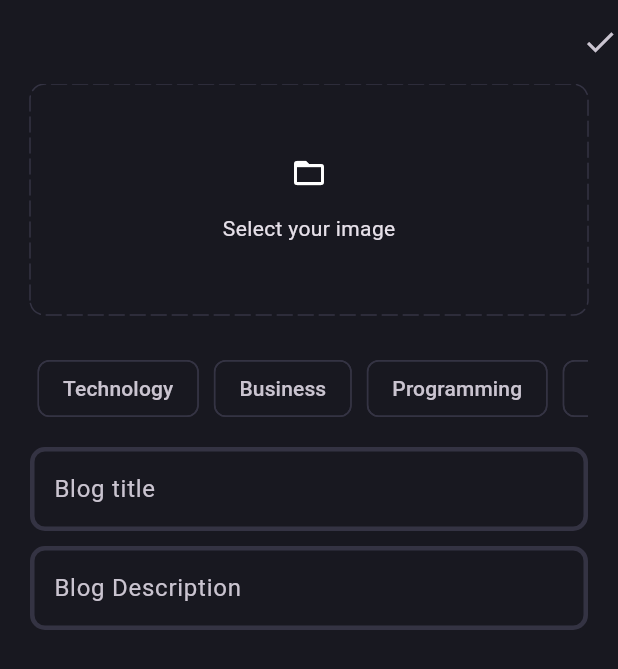
After one commit to SalmanNaghori/blog_app, a Flutter app: the AddNewBlogPage screen opened directly, on a phone screen of 412 x 824 dp. The commit adds this screen. Shown: the top 669 px of the screen. Run offline on Flutter 3.47's test engine with Material 3 defaults, Android fonts, the phone set to English and light mode, and no system bars; drawn by our look-alikes of dotted_border; our stand-ins replace connectivity_plus, flutter_bloc, flutter_easyloading, fpdart, get_it, image_picker and 3 more; accounts and stored records are empty.

Commit message:
add new blog design is completed

```diff
--- a/lib/core/constant/app_string.dart
+++ b/lib/core/constant/app_string.dart
@@ -9,5 +9,9 @@ class AppString {
   static const String password = "Password";
   static const String name = "Name";
   static const String anUnexpectedErrorOccur = "An Unexpected error occur";
+  static const String selectYourImage = "Select your image";
+
   static const String checkYourInternetConnection = "Check Internet Connection";
+  static const String blogTitle = "Blog title";
+  static const String blogDescription = "Blog Description";
 }
--- a/lib/core/theme/app_theme.dart
+++ b/lib/core/theme/app_theme.dart
@@ -14,6 +14,9 @@ class AppTheme {
   ).copyWith(
     appBarTheme: const AppBarTheme(backgroundColor: AppPalette.backgroundColor),
     scaffoldBackgroundColor: AppPalette.backgroundColor,
+    chipTheme: const ChipThemeData(
+        color: WidgetStatePropertyAll(AppPalette.backgroundColor),
+        side: BorderSide.none),
     inputDecorationTheme: InputDecorationTheme(
       focusedBorder: _border(AppPalette.gradient1),
       enabledBorder: _border(),
--- a/lib/feature/auth/presentation/screen/login_screen.dart
+++ b/lib/feature/auth/presentation/screen/login_screen.dart
@@ -33,9 +33,13 @@ class _LoginScreenState extends State<LoginScreen> {
           listener: (context, state) {
             if (state is AuthFailure) {
               showSnackBar(context, state.message);
+              EasyLoading.dismiss();
             }
           },
           builder: (context, state) {
+            if (state is AuthInitial) {
+              EasyLoading.dismiss();
+            }
             if (state is AuthLoading) {
               EasyLoading.show();
               // return Center(
--- /dev/null
+++ b/lib/feature/blog/data/data_sources/blog_remote_data_source.dart
@@ -0,0 +1,45 @@
+import 'dart:io';
+
+import 'package:blog_app/feature/blog/data/model/blog_model.dart';
+import 'package:supabase_flutter/supabase_flutter.dart';
+
+abstract interface class BlogRemoteDataSource {
+  Future<BlogModel> uploadBlog(BlogModel blog);
+  Future<String> uploadBlogImage({
+    required File image,
+    required BlogModel blogModel,
+  });
+}
+
+class BlogRemoteDataSourceImp extends BlogRemoteDataSource {
+  final SupabaseClient supabaseClient;
+
+  BlogRemoteDataSourceImp(this.supabaseClient);
+  @override
+  Future<BlogModel> uploadBlog(BlogModel blog) async {
+    try {
+      final blogData =
+          await supabaseClient.from('blogs').insert(blog.toJson()).select();
+      return BlogModel.fromJson(blogData.first);
+    } catch (e) {
+      throw e;
+    }
+  }
+
+  @override
+  Future<String> uploadBlogImage({
+    required File image,
+    required BlogModel blogModel,
+  }) async {
+    try {
+      await supabaseClient.storage
+          .from("blog_images")
+          .upload(blogModel.id, image);
+      return supabaseClient.storage
+          .from("blog_images")
+          .getPublicUrl(blogModel.id);
+    } catch (e) {
+      throw e;
+    }
+  }
+}
--- /dev/null
+++ b/lib/feature/blog/domain/entities/blog.dart
@@ -0,0 +1,19 @@
+class Blog {
+  final String id;
+  final String posterId;
+  final String title;
+  final String content;
+  final String imageUrl;
+  final List<String> topic;
+  final DateTime updatedAt;
+
+  Blog({
+    required this.id,
+    required this.posterId,
+    required this.title,
+    required this.content,
+    required this.imageUrl,
+    required this.topic,
+    required this.updatedAt,
+  });
+}
--- /dev/null
+++ b/lib/feature/blog/domain/repositories/blog_repository.dart
@@ -0,0 +1,15 @@
+import 'dart:io';
+
+import 'package:blog_app/core/error/failures.dart';
+import 'package:blog_app/feature/blog/domain/entities/blog.dart';
+import 'package:fpdart/fpdart.dart';
+
+abstract interface class BlogRepository {
+  Future<Either<Failure, Blog>> uploadBlog({
+    required File image,
+    required String title,
+    required String content,
+    required String posterId,
+    required List<String> topic,
+  });
+}
--- /dev/null
+++ b/lib/feature/blog/domain/usecase/upload_blog.dart
@@ -0,0 +1,37 @@
+import 'dart:io';
+
+import 'package:blog_app/core/error/failures.dart';
+import 'package:blog_app/core/usecase/usecase.dart';
+import 'package:blog_app/feature/blog/domain/entities/blog.dart';
+import 'package:blog_app/feature/blog/domain/repositories/blog_repository.dart';
+import 'package:fpdart/fpdart.dart';
+
+class UploadBlog implements UseCase<Blog, UploadBlogParams> {
+  final BlogRepository blogRepository;
+
+  UploadBlog(this.blogRepository);
+  @override
+  Future<Either<Failure, Blog>> call(UploadBlogParams params) async {
+    return await blogRepository.uploadBlog(
+        image: params.image,
+        title: params.title,
+        content: params.content,
+        posterId: params.posterId,
+        topic: params.topics);
+  }
+}
+
+class UploadBlogParams {
+  final String posterId;
+  final String title;
+  final String content;
+  final File image;
+  final List<String> topics;
+
+  UploadBlogParams(
+      {required this.posterId,
+      required this.title,
+      required this.content,
+      required this.image,
+      required this.topics});
+}
--- /dev/null
+++ b/lib/feature/blog/presentation/pages/add_new_blog.dart
@@ -0,0 +1,170 @@
+import 'dart:io';
+
+import 'package:blog_app/core/constant/app_string.dart';
+import 'package:blog_app/core/theme/app_pallete.dart';
+import 'package:blog_app/core/utils/logger_util.dart';
+import 'package:blog_app/core/utils/pick_image.dart';
+import 'package:blog_app/feature/blog/presentation/widget/blog_editor.dart';
+import 'package:dotted_border/dotted_border.dart';
+import 'package:flutter/cupertino.dart';
+import 'package:flutter/material.dart';
+
+class AddNewBlogPage extends StatefulWidget {
+  const AddNewBlogPage({super.key});
+
+  @override
+  State<AddNewBlogPage> createState() => _AddNewBlogPageState();
+}
+
+class _AddNewBlogPageState extends State<AddNewBlogPage> {
+  final blogTitleController = TextEditingController();
+  final blogDesController = TextEditingController();
+  List<String> selectTopic = [];
+  File? image;
+
+  void selectImage() async {
+    final pickedImage = await pickImage();
+    if (pickedImage != null) {
+      setState(() {
+        image = pickedImage;
+      });
+    }
+  }
+
+  @override
+  Widget build(BuildContext context) {
+    return Scaffold(
+      appBar: AppBar(
+        actions: [
+          GestureDetector(
+            onTap: () {},
+            child: const Icon(Icons.done),
+          ),
+        ],
+      ),
+      body: SingleChildScrollView(
+        physics: const BouncingScrollPhysics(),
+        padding: const EdgeInsets.symmetric(
+          horizontal: 20,
+        ),
+        child: Column(
+          children: [
+            image != null
+                ? GestureDetector(
+                    onTap: selectImage,
+                    child: ClipRRect(
+                      borderRadius: BorderRadius.circular(10),
+                      child: SizedBox(
+                          height: 150,
+                          width: double.infinity,
+                          child: Image.file(
+                            image!,
+                            fit: BoxFit.cover,
+                          )),
+                    ),
+                  )
+                : GestureDetector(
+                    onTap: () {
+                      selectImage();
+                    },
+                    child: DottedBorder(
+                      color: AppPalette.borderColor,
+                      strokeCap: StrokeCap.round,
+                      radius: const Radius.circular(10),
+                      borderType: BorderType.RRect,
+                      dashPattern: const [10, 4],
+                      child: const SizedBox(
+                        height: 150,
+                        width: double.infinity,
+                        child: Column(
+                          mainAxisAlignment: MainAxisAlignment.center,
+                          children: [
+                            Icon(Icons.folder_open),
+                            SizedBox(
+                              height: 15,
+                            ),
+                            Text(
+                              AppString.selectYourImage,
+                            ),
+                          ],
+                        ),
+                      ),
+                    ),
+                  ),
+            const SizedBox(
+              height: 20,
+            ),
+            SingleChildScrollView(
+              scrollDirection: Axis.horizontal,
+              child: Row(
+                children: [
+                  'Technology',
+                  'Business',
+                  'Programming',
+                  'Entertainment',
+                ]
+                    .map(
+                      (e) => Padding(
+                        padding: const EdgeInsets.all(5.0),
+                        child: GestureDetector(
+                          onTap: () {
+                            if (selectTopic.contains(e)) {
+                              selectTopic.remove(e);
+                            } else {
+                              selectTopic.add(e);
+                            }
+                            setState(() {});
+                            logger.w(selectTopic);
+                          },
+                          child: Chip(
+                            color: selectTopic.contains(e)
+                                ? WidgetStatePropertyAll(AppPalette.gradient1)
+                                : WidgetStatePropertyAll(
+                                    AppPalette.backgroundColor),
+                            label: Text(e),
+                            side: selectTopic.contains(e)
+                                ? null
+                                : const BorderSide(
+                                    color: AppPalette.borderColor,
+                                  ),
+                          ),
+                        ),
+                      ),
+                    )
+                    .toList(),
+              ),
+            ),
+            const SizedBox(
+              height: 10,
+            ),
+            BlogEditor(
+              keyboardType: TextInputType.text,
+              textInputAction: TextInputAction.next,
+              textEditingController: blogTitleController,
+              hintText: AppString.blogTitle,
+            ),
+            const SizedBox(
+              height: 10,
+            ),
+            BlogEditor(
+              // minLines: 4,
+              maxLines: 4,
+              keyboardType: TextInputType.multiline,
+              textInputAction: TextInputAction.newline,
+              textEditingController: blogDesController,
+              hintText: AppString.blogDescription,
+            ),
+          ],
+        ),
+      ),
+    );
+  }
+
+  @override
+  void dispose() {
+    // TODO: implement dispose
+    blogDesController.dispose();
+    blogTitleController.dispose();
+    super.dispose();
+  }
+}
--- /dev/null
+++ b/lib/feature/blog/presentation/widget/blog_editor.dart
@@ -0,0 +1,30 @@
+import 'package:flutter/material.dart';
+
+class BlogEditor extends StatelessWidget {
+  final TextEditingController textEditingController;
+  final String hintText;
+  final TextInputAction textInputAction;
+  final TextInputType keyboardType;
+  final int? maxLines;
+  final int? minLines;
+
+  const BlogEditor({
+    super.key,
+    required this.textEditingController,
+    required this.hintText, required this.textInputAction, required this.keyboardType,  this.maxLines, this.minLines,
+  });
+
+  @override
+  Widget build(BuildContext context) {
+    return TextFormField(
+      minLines: minLines ?? 1,
+      maxLines:maxLines ??1 ,
+      keyboardType:keyboardType,
+      textInputAction: textInputAction,
+      controller: textEditingController,
+      decoration: InputDecoration(
+        hintText: hintText,
+      ),
+    );
+  }
+}
--- a/pubspec.yaml
+++ b/pubspec.yaml
@@ -7,7 +7,7 @@ publish_to: "none" # Remove this line if you wish to publish to pub.dev
 version: 1.0.0+1
 
 environment:
-  sdk: ^3.5.1
+  sdk: ">=3.4.3 <4.0.0"
 
 dependencies:
   flutter:
@@ -22,6 +22,10 @@ dependencies:
   flutter_easyloading: ^3.0.5
   lottie: ^3.1.2
   connectivity_plus: ^6.0.5
+  dotted_border: ^2.1.0
+  image_picker: ^1.1.2
+  json_serializable: ^6.8.0
+  uuid: ^4.5.0
 
 dev_dependencies:
   flutter_test:
```
Also changed, not shown: lib/core/utils/pick_image.dart (added, +18 -0 lines), lib/feature/auth/data/data_sources/auth_remote_data_source.dart (+12 -7 lines), lib/feature/blog/data/model/blog_model.dart (added, +62 -0 lines), lib/feature/blog/data/repositories/blog_repository_imp.dart (added, +44 -0 lines), lib/feature/blog/presentation/pages/blog_page.dart (added, +29 -0 lines), lib/main.dart (+2 -5 lines), 2 other files.
